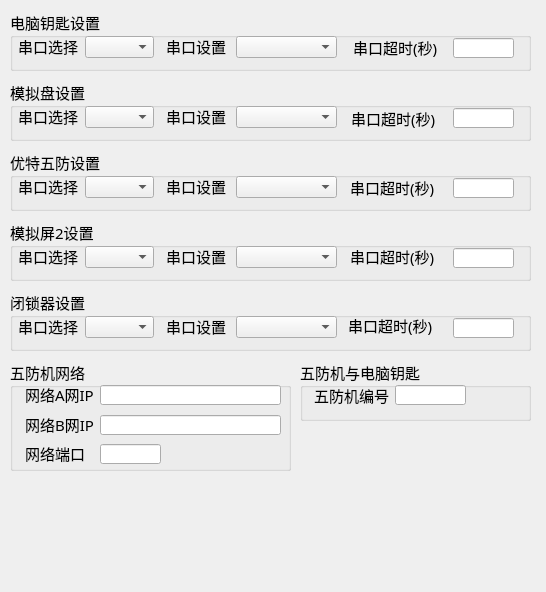
The window that netset.ui (rcswhuang/sysconfig) describes before a commit, drawn with Qt 5.
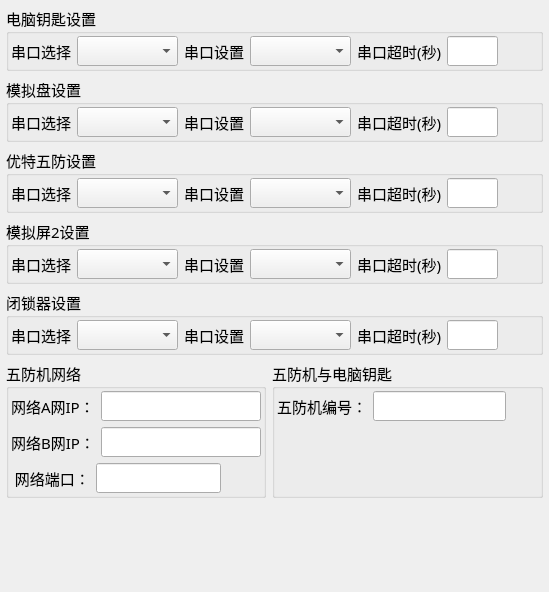
The same window after the commit.

```diff
--- a/netset.ui
+++ b/netset.ui
@@ -6,7 +6,7 @@
    <rect>
     <x>0</x>
     <y>0</y>
-    <width>546</width>
+    <width>549</width>
     <height>592</height>
    </rect>
   </property>
@@ -21,15 +21,21 @@
   <property name="windowTitle">
    <string>Form</string>
   </property>
+  <layout class="QVBoxLayout" name="verticalLayout_8" stretch="1,1,1,1,1,1,2">
+   <property name="leftMargin">
+    <number>6</number>
+   </property>
+   <property name="topMargin">
+    <number>6</number>
+   </property>
+   <property name="rightMargin">
+    <number>6</number>
+   </property>
+   <property name="bottomMargin">
+    <number>6</number>
+   </property>
+   <item>
   <widget class="QGroupBox" name="groupBox">
-   <property name="geometry">
-    <rect>
-     <x>10</x>
-     <y>10</y>
-     <width>521</width>
-     <height>61</height>
-    </rect>
-   </property>
    <property name="font">
     <font>
      <family>宋体</family>
@@ -41,85 +47,71 @@
    <property name="title">
     <string>电脑钥匙设置</string>
    </property>
+     <layout class="QVBoxLayout" name="verticalLayout">
+      <property name="leftMargin">
+       <number>2</number>
+      </property>
+      <property name="topMargin">
+       <number>2</number>
+      </property>
+      <property name="rightMargin">
+       <number>2</number>
+      </property>
+      <property name="bottomMargin">
+       <number>2</number>
+      </property>
+      <item>
+       <layout class="QHBoxLayout" name="horizontalLayout" stretch="1,2,1,2,1,1,0">
+        <item>
    <widget class="QLabel" name="label">
-    <property name="geometry">
-     <rect>
-      <x>8</x>
-      <y>26</y>
-      <width>61</width>
-      <height>21</height>
-     </rect>
-    </property>
     <property name="text">
      <string>串口选择</string>
     </property>
    </widget>
-   <widget class="QComboBox" name="keyComSelCombo">
-    <property name="geometry">
-     <rect>
-      <x>75</x>
-      <y>26</y>
-      <width>69</width>
-      <height>22</height>
-     </rect>
-    </property>
-   </widget>
-   <widget class="QComboBox" name="keyComSetCombo">
-    <property name="geometry">
-     <rect>
-      <x>226</x>
-      <y>26</y>
-      <width>101</width>
-      <height>22</height>
-     </rect>
-    </property>
-   </widget>
+        </item>
+        <item>
+         <widget class="QComboBox" name="keyComSelCombo"/>
+        </item>
+        <item>
    <widget class="QLabel" name="label_2">
-    <property name="geometry">
-     <rect>
-      <x>156</x>
-      <y>26</y>
-      <width>61</width>
-      <height>21</height>
-     </rect>
-    </property>
     <property name="text">
      <string>串口设置</string>
     </property>
    </widget>
-   <widget class="QLineEdit" name="keyComTimeOut">
-    <property name="geometry">
-     <rect>
-      <x>443</x>
-      <y>28</y>
-      <width>61</width>
-      <height>20</height>
-     </rect>
-    </property>
-   </widget>
+        </item>
+        <item>
+         <widget class="QComboBox" name="keyComSetCombo"/>
+        </item>
+        <item>
    <widget class="QLabel" name="label_3">
-    <property name="geometry">
-     <rect>
-      <x>343</x>
-      <y>27</y>
-      <width>91</width>
-      <height>21</height>
-     </rect>
-    </property>
     <property name="text">
      <string>串口超时(秒)</string>
     </property>
    </widget>
-  </widget>
+        </item>
+        <item>
+         <widget class="QLineEdit" name="keyComTimeOut"/>
+        </item>
+        <item>
+         <spacer name="horizontalSpacer">
+          <property name="orientation">
+           <enum>Qt::Horizontal</enum>
+          </property>
+          <property name="sizeHint" stdset="0">
+           <size>
+            <width>40</width>
+            <height>20</height>
+           </size>
+          </property>
+         </spacer>
+        </item>
+       </layout>
+      </item>
+     </layout>
+    </widget>
+   </item>
+   <item>
   <widget class="QGroupBox" name="groupBox_2">
-   <property name="geometry">
-    <rect>
-     <x>10</x>
-     <y>80</y>
-     <width>521</width>
-     <height>61</height>
-    </rect>
-   </property>
    <property name="font">
     <font>
      <family>宋体</family>
@@ -131,85 +123,71 @@
    <property name="title">
     <string>模拟盘设置</string>
    </property>
+     <layout class="QVBoxLayout" name="verticalLayout_2">
+      <property name="leftMargin">
+       <number>2</number>
+      </property>
+      <property name="topMargin">
+       <number>2</number>
+      </property>
+      <property name="rightMargin">
+       <number>2</number>
+      </property>
+      <property name="bottomMargin">
+       <number>2</number>
+      </property>
+      <item>
+       <layout class="QHBoxLayout" name="horizontalLayout_2" stretch="1,2,1,2,1,1,0">
+        <item>
    <widget class="QLabel" name="label_5">
-    <property name="geometry">
-     <rect>
-      <x>8</x>
-      <y>26</y>
-      <width>61</width>
-      <height>21</height>
-     </rect>
-    </property>
     <property name="text">
      <string>串口选择</string>
     </property>
    </widget>
-   <widget class="QComboBox" name="mnpComSelCombo">
-    <property name="geometry">
-     <rect>
-      <x>75</x>
-      <y>26</y>
-      <width>69</width>
-      <height>22</height>
-     </rect>
-    </property>
-   </widget>
-   <widget class="QComboBox" name="mnpComSetCombo">
-    <property name="geometry">
-     <rect>
-      <x>226</x>
-      <y>26</y>
-      <width>101</width>
-      <height>22</height>
-     </rect>
-    </property>
-   </widget>
+        </item>
+        <item>
+         <widget class="QComboBox" name="mnpComSelCombo"/>
+        </item>
+        <item>
    <widget class="QLabel" name="label_6">
-    <property name="geometry">
-     <rect>
-      <x>156</x>
-      <y>26</y>
-      <width>61</width>
-      <height>21</height>
-     </rect>
-    </property>
     <property name="text">
      <string>串口设置</string>
     </property>
    </widget>
-   <widget class="QLineEdit" name="mnpComTimeOut">
-    <property name="geometry">
-     <rect>
-      <x>443</x>
-      <y>28</y>
-      <width>61</width>
-      <height>20</height>
-     </rect>
-    </property>
-   </widget>
+        </item>
+        <item>
+         <widget class="QComboBox" name="mnpComSetCombo"/>
+        </item>
+        <item>
    <widget class="QLabel" name="label_4">
-    <property name="geometry">
-     <rect>
-      <x>341</x>
-      <y>28</y>
-      <width>91</width>
-      <height>21</height>
-     </rect>
-    </property>
     <property name="text">
      <string>串口超时(秒)</string>
     </property>
    </widget>
-  </widget>
+        </item>
+        <item>
+         <widget class="QLineEdit" name="mnpComTimeOut"/>
+        </item>
+        <item>
+         <spacer name="horizontalSpacer_2">
+          <property name="orientation">
+           <enum>Qt::Horizontal</enum>
+          </property>
+          <property name="sizeHint" stdset="0">
+           <size>
+            <width>40</width>
+            <height>20</height>
+           </size>
+          </property>
+         </spacer>
+        </item>
+       </layout>
+      </item>
+     </layout>
+    </widget>
+   </item>
+   <item>
   <widget class="QGroupBox" name="groupBox_3">
-   <property name="geometry">
-    <rect>
-     <x>10</x>
-     <y>150</y>
-     <width>521</width>
-     <height>61</height>
-    </rect>
-   </property>
    <property name="font">
     <font>
      <family>宋体</family>
@@ -221,92 +199,147 @@
    <property name="title">
     <string>优特五防设置</string>
    </property>
+     <layout class="QVBoxLayout" name="verticalLayout_3">
+      <property name="leftMargin">
+       <number>2</number>
+      </property>
+      <property name="topMargin">
+       <number>2</number>
+      </property>
+      <property name="rightMargin">
+       <number>2</number>
+      </property>
+      <property name="bottomMargin">
+       <number>2</number>
+      </property>
+      <item>
+       <layout class="QHBoxLayout" name="horizontalLayout_3" stretch="1,2,1,2,1,1,0">
+        <item>
    <widget class="QLabel" name="label_8">
-    <property name="geometry">
-     <rect>
-      <x>8</x>
-      <y>26</y>
-      <width>61</width>
-      <height>21</height>
-     </rect>
-    </property>
     <property name="text">
      <string>串口选择</string>
     </property>
    </widget>
-   <widget class="QComboBox" name="ytComSelCombo">
-    <property name="geometry">
-     <rect>
-      <x>75</x>
-      <y>26</y>
-      <width>69</width>
-      <height>22</height>
-     </rect>
-    </property>
-   </widget>
-   <widget class="QComboBox" name="ytComSetCombo">
-    <property name="geometry">
-     <rect>
-      <x>226</x>
-      <y>26</y>
-      <width>101</width>
-      <height>22</height>
-     </rect>
-    </property>
-   </widget>
+        </item>
+        <item>
+         <widget class="QComboBox" name="ytComSelCombo"/>
+        </item>
+        <item>
    <widget class="QLabel" name="label_9">
-    <property name="geometry">
-     <rect>
-      <x>156</x>
-      <y>26</y>
-      <width>61</width>
-      <height>21</height>
-     </rect>
-    </property>
     <property name="text">
      <string>串口设置</string>
     </property>
    </widget>
-   <widget class="QLineEdit" name="ytComTimeOut">
-    <property name="geometry">
-     <rect>
-      <x>443</x>
-      <y>28</y>
-      <width>61</width>
-      <height>20</height>
-     </rect>
-    </property>
-   </widget>
+        </item>
+        <item>
+         <widget class="QComboBox" name="ytComSetCombo"/>
+        </item>
+        <item>
    <widget class="QLabel" name="label_7">
-    <property name="geometry">
-     <rect>
-      <x>340</x>
-      <y>27</y>
-      <width>91</width>
-      <height>21</height>
-     </rect>
-    </property>
+          <property name="text">
+           <string>串口超时(秒)</string>
+          </property>
+         </widget>
+        </item>
+        <item>
+         <widget class="QLineEdit" name="ytComTimeOut"/>
+        </item>
+        <item>
+         <spacer name="horizontalSpacer_3">
+          <property name="orientation">
+           <enum>Qt::Horizontal</enum>
+          </property>
+          <property name="sizeHint" stdset="0">
+           <size>
+            <width>40</width>
+            <height>20</height>
+           </size>
+          </property>
+         </spacer>
+        </item>
+       </layout>
+      </item>
+     </layout>
+    </widget>
+   </item>
+   <item>
+    <widget class="QGroupBox" name="groupBox_4">
+     <property name="font">
+      <font>
+       <family>宋体</family>
+       <pointsize>11</pointsize>
+       <weight>50</weight>
+       <bold>false</bold>
+      </font>
+     </property>
+     <property name="title">
+      <string>模拟屏2设置</string>
+     </property>
+     <layout class="QVBoxLayout" name="verticalLayout_4">
+      <property name="leftMargin">
+       <number>2</number>
+      </property>
+      <property name="topMargin">
+       <number>2</number>
+      </property>
+      <property name="rightMargin">
+       <number>2</number>
+      </property>
+      <property name="bottomMargin">
+       <number>2</number>
+      </property>
+      <item>
+       <layout class="QHBoxLayout" name="horizontalLayout_4" stretch="1,2,1,2,1,1,0">
+        <item>
+         <widget class="QLabel" name="label_11">
     <property name="text">
+           <string>串口选择</string>
+          </property>
+         </widget>
+        </item>
+        <item>
+         <widget class="QComboBox" name="mnp2ComSelCombo"/>
+        </item>
+        <item>
+         <widget class="QLabel" name="label_12">
+          <property name="text">
+           <string>串口设置</string>
+          </property>
+         </widget>
+        </item>
+        <item>
+         <widget class="QComboBox" name="mnp2ComSetCombo"/>
+        </item>
+        <item>
+         <widget class="QLabel" name="label_10">
+          <property name="text">
      <string>串口超时(秒)</string>
     </property>
    </widget>
-   <zorder>label_8</zorder>
-   <zorder>ytComSelCombo</zorder>
-   <zorder>ytComSetCombo</zorder>
-   <zorder>label_9</zorder>
-   <zorder>ytComTimeOut</zorder>
-   <zorder>label_7</zorder>
-   <zorder>label_4</zorder>
-  </widget>
+        </item>
+        <item>
+         <widget class="QLineEdit" name="mnp2ComTimeOut"/>
+        </item>
+        <item>
+         <spacer name="horizontalSpacer_4">
+          <property name="orientation">
+           <enum>Qt::Horizontal</enum>
+          </property>
+          <property name="sizeHint" stdset="0">
+           <size>
+            <width>40</width>
+            <height>20</height>
+           </size>
+          </property>
+         </spacer>
+        </item>
+       </layout>
+      </item>
+     </layout>
+    </widget>
+   </item>
+   <item>
   <widget class="QGroupBox" name="groupBox_5">
-   <property name="geometry">
-    <rect>
-     <x>10</x>
-     <y>290</y>
-     <width>521</width>
-     <height>61</height>
-    </rect>
-   </property>
    <property name="font">
     <font>
      <family>宋体</family>
@@ -318,292 +351,224 @@
    <property name="title">
     <string>闭锁器设置</string>
    </property>
+     <layout class="QVBoxLayout" name="verticalLayout_5">
+      <property name="leftMargin">
+       <number>2</number>
+      </property>
+      <property name="topMargin">
+       <number>2</number>
+      </property>
+      <property name="rightMargin">
+       <number>2</number>
+      </property>
+      <property name="bottomMargin">
+       <number>2</number>
+      </property>
+      <item>
+       <layout class="QHBoxLayout" name="horizontalLayout_5" stretch="1,2,1,2,1,1,0">
+        <item>
    <widget class="QLabel" name="label_14">
-    <property name="geometry">
-     <rect>
-      <x>8</x>
-      <y>26</y>
-      <width>61</width>
-      <height>21</height>
-     </rect>
-    </property>
     <property name="text">
      <string>串口选择</string>
     </property>
    </widget>
-   <widget class="QComboBox" name="bsqComSelCombo">
-    <property name="geometry">
-     <rect>
-      <x>75</x>
-      <y>26</y>
-      <width>69</width>
-      <height>22</height>
-     </rect>
-    </property>
-   </widget>
-   <widget class="QComboBox" name="bsqComSetCombo">
-    <property name="geometry">
-     <rect>
-      <x>226</x>
-      <y>26</y>
-      <width>101</width>
-      <height>22</height>
-     </rect>
-    </property>
-   </widget>
+        </item>
+        <item>
+         <widget class="QComboBox" name="bsqComSelCombo"/>
+        </item>
+        <item>
    <widget class="QLabel" name="label_15">
-    <property name="geometry">
-     <rect>
-      <x>156</x>
-      <y>26</y>
-      <width>61</width>
-      <height>21</height>
-     </rect>
-    </property>
     <property name="text">
      <string>串口设置</string>
     </property>
    </widget>
-   <widget class="QLineEdit" name="bsqComTimeOut">
-    <property name="geometry">
-     <rect>
-      <x>443</x>
-      <y>28</y>
-      <width>61</width>
-      <height>20</height>
-     </rect>
-    </property>
-   </widget>
+        </item>
+        <item>
+         <widget class="QComboBox" name="bsqComSetCombo"/>
+        </item>
+        <item>
    <widget class="QLabel" name="label_13">
-    <property name="geometry">
-     <rect>
-      <x>338</x>
-      <y>25</y>
-      <width>91</width>
-      <height>21</height>
-     </rect>
-    </property>
     <property name="text">
      <string>串口超时(秒)</string>
     </property>
    </widget>
-  </widget>
+        </item>
+        <item>
+         <widget class="QLineEdit" name="bsqComTimeOut"/>
+        </item>
+        <item>
+         <spacer name="horizontalSpacer_5">
+          <property name="orientation">
+           <enum>Qt::Horizontal</enum>
+          </property>
+          <property name="sizeHint" stdset="0">
+           <size>
+            <width>40</width>
+            <height>20</height>
+           </size>
+          </property>
+         </spacer>
+        </item>
+       </layout>
+      </item>
+     </layout>
+    </widget>
+   </item>
+   <item>
+    <layout class="QHBoxLayout" name="horizontalLayout_10">
+     <item>
   <widget class="QGroupBox" name="groupBox_6">
-   <property name="geometry">
-    <rect>
-     <x>10</x>
-     <y>360</y>
-     <width>281</width>
-     <height>111</height>
-    </rect>
-   </property>
    <property name="title">
     <string>五防机网络</string>
    </property>
+       <layout class="QVBoxLayout" name="verticalLayout_6">
+        <property name="leftMargin">
+         <number>2</number>
+        </property>
+        <property name="topMargin">
+         <number>2</number>
+        </property>
+        <property name="rightMargin">
+         <number>2</number>
+        </property>
+        <property name="bottomMargin">
+         <number>2</number>
+        </property>
+        <item>
+         <layout class="QHBoxLayout" name="horizontalLayout_6">
+          <item>
    <widget class="QLabel" name="label_17">
-    <property name="geometry">
-     <rect>
-      <x>15</x>
-      <y>24</y>
-      <width>71</width>
-      <height>21</height>
-     </rect>
-    </property>
     <property name="text">
-     <string>网络A网IP</string>
-    </property>
-   </widget>
-   <widget class="QLineEdit" name="netAEdit">
-    <property name="geometry">
-     <rect>
-      <x>90</x>
-      <y>25</y>
-      <width>181</width>
-      <height>20</height>
-     </rect>
-    </property>
-   </widget>
-   <widget class="QLineEdit" name="netBEdit">
-    <property name="geometry">
-     <rect>
-      <x>90</x>
-      <y>55</y>
-      <width>181</width>
-      <height>20</height>
-     </rect>
-    </property>
-   </widget>
+             <string>网络A网IP：</string>
+            </property>
+           </widget>
+          </item>
+          <item>
+           <widget class="QLineEdit" name="netAEdit"/>
+          </item>
+         </layout>
+        </item>
+        <item>
+         <layout class="QHBoxLayout" name="horizontalLayout_7">
+          <item>
    <widget class="QLabel" name="label_18">
-    <property name="geometry">
-     <rect>
-      <x>15</x>
-      <y>54</y>
-      <width>71</width>
-      <height>21</height>
-     </rect>
-    </property>
     <property name="text">
-     <string>网络B网IP</string>
-    </property>
-   </widget>
-   <widget class="QLineEdit" name="portEdit">
-    <property name="geometry">
-     <rect>
-      <x>90</x>
-      <y>84</y>
-      <width>61</width>
-      <height>20</height>
-     </rect>
-    </property>
-   </widget>
+             <string>网络B网IP：</string>
+            </property>
+           </widget>
+          </item>
+          <item>
+           <widget class="QLineEdit" name="netBEdit"/>
+          </item>
+         </layout>
+        </item>
+        <item>
+         <layout class="QHBoxLayout" name="horizontalLayout_8" stretch="1,2,0">
+          <item>
    <widget class="QLabel" name="label_19">
-    <property name="geometry">
-     <rect>
-      <x>15</x>
-      <y>83</y>
-      <width>71</width>
-      <height>21</height>
-     </rect>
-    </property>
     <property name="text">
-     <string>网络端口</string>
-    </property>
-   </widget>
-  </widget>
-  <widget class="QGroupBox" name="groupBox_4">
-   <property name="geometry">
-    <rect>
-     <x>10</x>
-     <y>220</y>
-     <width>521</width>
-     <height>61</height>
-    </rect>
-   </property>
-   <property name="font">
-    <font>
-     <family>宋体</family>
-     <pointsize>11</pointsize>
-     <weight>50</weight>
-     <bold>false</bold>
-    </font>
-   </property>
-   <property name="title">
-    <string>模拟屏2设置</string>
-   </property>
-   <widget class="QLabel" name="label_11">
-    <property name="geometry">
-     <rect>
-      <x>8</x>
-      <y>26</y>
-      <width>61</width>
-      <height>21</height>
-     </rect>
-    </property>
-    <property name="text">
-     <string>串口选择</string>
-    </property>
-   </widget>
-   <widget class="QComboBox" name="mnp2ComSelCombo">
-    <property name="geometry">
-     <rect>
-      <x>75</x>
-      <y>26</y>
-      <width>69</width>
-      <height>22</height>
-     </rect>
-    </property>
-   </widget>
-   <widget class="QComboBox" name="mnp2ComSetCombo">
-    <property name="geometry">
-     <rect>
-      <x>226</x>
-      <y>26</y>
-      <width>101</width>
-      <height>22</height>
-     </rect>
-    </property>
-   </widget>
-   <widget class="QLabel" name="label_12">
-    <property name="geometry">
-     <rect>
-      <x>156</x>
-      <y>26</y>
-      <width>61</width>
-      <height>21</height>
-     </rect>
-    </property>
-    <property name="text">
-     <string>串口设置</string>
-    </property>
-   </widget>
-   <widget class="QLineEdit" name="mnp2ComTimeOut">
-    <property name="geometry">
-     <rect>
-      <x>443</x>
-      <y>28</y>
-      <width>61</width>
+             <string> 网络端口：</string>
+            </property>
+           </widget>
+          </item>
+          <item>
+           <widget class="QLineEdit" name="portEdit"/>
+          </item>
+          <item>
+           <spacer name="horizontalSpacer_6">
+            <property name="orientation">
+             <enum>Qt::Horizontal</enum>
+            </property>
+            <property name="sizeHint" stdset="0">
+             <size>
+              <width>40</width>
       <height>20</height>
-     </rect>
-    </property>
-   </widget>
-   <widget class="QLabel" name="label_10">
-    <property name="geometry">
-     <rect>
-      <x>340</x>
-      <y>26</y>
-      <width>91</width>
-      <height>21</height>
-     </rect>
-    </property>
-    <property name="text">
-     <string>串口超时(秒)</string>
-    </property>
-   </widget>
-  </widget>
+             </size>
+            </property>
+           </spacer>
+          </item>
+         </layout>
+        </item>
+       </layout>
+      </widget>
+     </item>
+     <item>
   <widget class="QGroupBox" name="groupBox_7">
-   <property name="geometry">
-    <rect>
-     <x>300</x>
-     <y>360</y>
-     <width>231</width>
-     <height>61</height>
-    </rect>
-   </property>
    <property name="title">
     <string>五防机与电脑钥匙</string>
    </property>
+       <layout class="QVBoxLayout" name="verticalLayout_7" stretch="2,2">
+        <property name="leftMargin">
+         <number>2</number>
+        </property>
+        <property name="topMargin">
+         <number>2</number>
+        </property>
+        <property name="rightMargin">
+         <number>2</number>
+        </property>
+        <property name="bottomMargin">
+         <number>2</number>
+        </property>
+        <item>
+         <layout class="QHBoxLayout" name="horizontalLayout_9">
+          <item>
    <widget class="QLabel" name="label_20">
-    <property name="geometry">
-     <rect>
-      <x>14</x>
-      <y>25</y>
-      <width>81</width>
-      <height>21</height>
-     </rect>
-    </property>
     <property name="text">
-     <string>五防机编号</string>
-    </property>
-   </widget>
-   <widget class="QLineEdit" name="wfNumberEdit">
-    <property name="geometry">
-     <rect>
-      <x>95</x>
-      <y>25</y>
-      <width>71</width>
+             <string>五防机编号：</string>
+            </property>
+           </widget>
+          </item>
+          <item>
+           <widget class="QLineEdit" name="wfNumberEdit"/>
+          </item>
+          <item>
+           <spacer name="horizontalSpacer_7">
+            <property name="orientation">
+             <enum>Qt::Horizontal</enum>
+            </property>
+            <property name="sizeHint" stdset="0">
+             <size>
+              <width>40</width>
       <height>20</height>
-     </rect>
-    </property>
-   </widget>
-  </widget>
-  <zorder>groupBox</zorder>
-  <zorder>groupBox_2</zorder>
-  <zorder>groupBox_3</zorder>
-  <zorder>groupBox_5</zorder>
-  <zorder>groupBox_6</zorder>
-  <zorder>groupBox_4</zorder>
-  <zorder>groupBox_7</zorder>
-  <zorder>netBEdit</zorder>
+             </size>
+            </property>
+           </spacer>
+          </item>
+         </layout>
+        </item>
+        <item>
+         <spacer name="verticalSpacer">
+          <property name="orientation">
+           <enum>Qt::Vertical</enum>
+          </property>
+          <property name="sizeHint" stdset="0">
+           <size>
+            <width>20</width>
+            <height>40</height>
+           </size>
+          </property>
+         </spacer>
+        </item>
+       </layout>
+      </widget>
+     </item>
+    </layout>
+   </item>
+   <item>
+    <spacer name="verticalSpacer_2">
+     <property name="orientation">
+      <enum>Qt::Vertical</enum>
+     </property>
+     <property name="sizeHint" stdset="0">
+      <size>
+       <width>20</width>
+       <height>40</height>
+      </size>
+     </property>
+    </spacer>
+   </item>
+  </layout>
  </widget>
  <resources/>
  <connections/>
```
Lines whose indentation alone changed are shown as unchanged.
